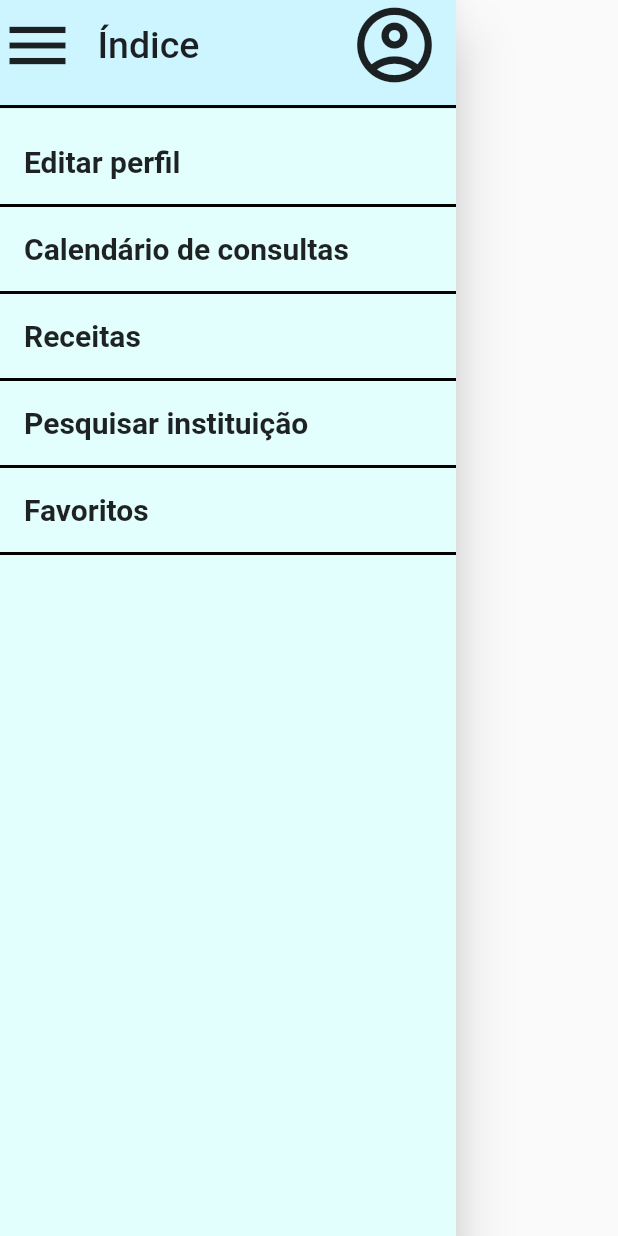
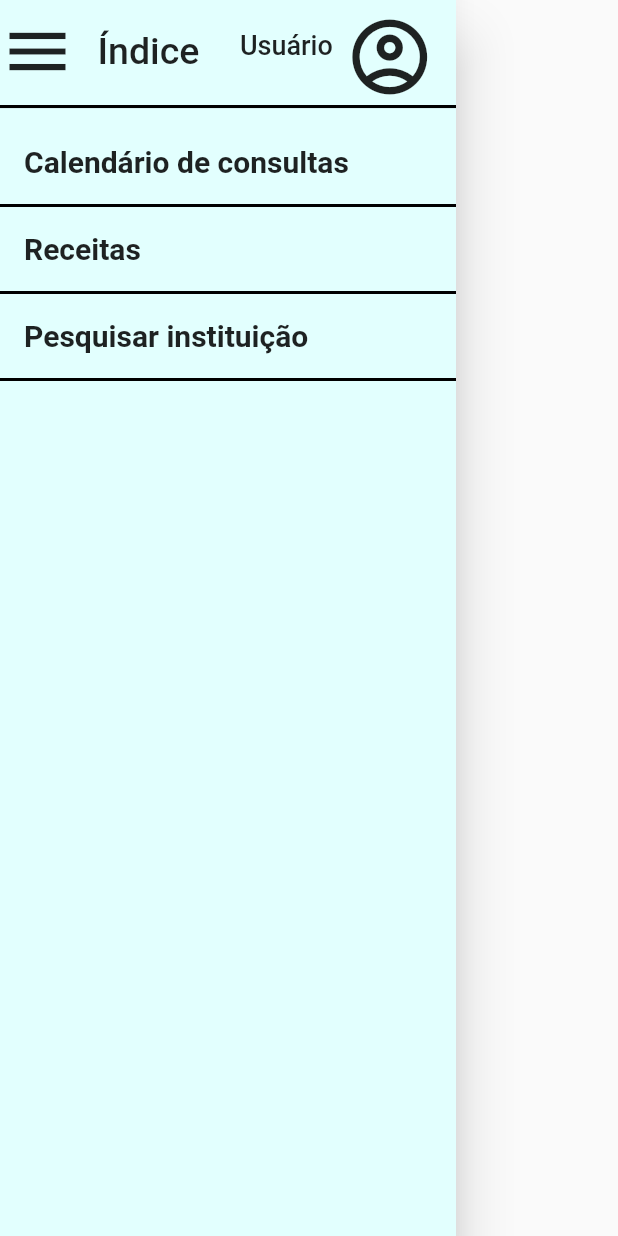
Before and after one commit to Ja1zinh0/app_medico, a Flutter app: what buildDrawer() shows on an empty page, opened directly, on a phone screen of 412 x 824 dp. Run offline on Flutter 3.47's test engine with Material 2 defaults, Android fonts, the light colour scheme and no system bars; our stand-ins replace font_awesome_flutter, google_nav_bar; Roboto replaces fonts that are missing (Arial).

Commit message:
Edição no drawer + tela de receitas e  perfil

```diff
--- a/lib/components/CustomText.dart
+++ b/lib/components/CustomText.dart
@@ -1,3 +1,4 @@
+// ignore: file_names
 import 'package:flutter/material.dart';
 
 Widget criarTexto(String texto){
--- a/lib/components/bottomBar.dart
+++ b/lib/components/bottomBar.dart
@@ -13,7 +13,7 @@ Widget CustomBottom(context) {
         tabs: [
           GButton(
             onPressed: () {
-               Navigator.pushNamed(context, 'editarPerfil', arguments: null);
+               Navigator.pushNamed(context, 'telaVerPerfil', arguments: null);
             },
              margin: const EdgeInsets.only(left: 5,),
             icon: Icons.account_circle_outlined,
--- a/lib/components/customAppBar.dart
+++ b/lib/components/customAppBar.dart
@@ -2,8 +2,6 @@ import 'package:flutter/material.dart';
 
 // ignore: use_key_in_widget_constructors
 class MyAppBar extends StatelessWidget implements PreferredSizeWidget {
-
-
   @override
   Widget build(BuildContext context) {
     return AppBar(
@@ -71,7 +69,7 @@ Widget buildDrawer(BuildContext context) {
               ),
             ),
             child: Container(
-              color: const Color.fromARGB(255, 205, 245, 255),
+              color: const Color.fromARGB(255, 226, 255, 254),
               child: Align(
                 alignment: Alignment.centerLeft,
                 child: Column(
@@ -95,15 +93,29 @@ Widget buildDrawer(BuildContext context) {
                             fontSize: 25,
                           ),
                         ),
+                        const Padding(
+                          padding: EdgeInsets.only(left: 27.0, bottom: 8),
+                          child: Text(
+                            'Usuário',
+                            style: TextStyle(
+                              fontSize: 18,
+                            ),
+                          ),
+                        ),
                         Row(
-                          children: const [
-                            SizedBox(
-                              width: 100,
+                          children: [
+                            Padding(
+                              padding: const EdgeInsets.only(bottom: 20.0),
+                              child: IconButton(
+                                  onPressed: () {
+                                    Navigator.pushNamed(
+                                        context, 'telaVerPerfil',
+                                        arguments: null);
+                                  },
+                                  icon: const Icon(
+                                      Icons.account_circle_outlined,
+                                      size: 60)),
                             ),
-                            Icon(
-                              Icons.account_circle_outlined,
-                              size: 60,
-                            )
                           ],
                         )
                       ],
@@ -112,15 +124,6 @@ Widget buildDrawer(BuildContext context) {
                 ),
               ),
             ),
-          ),
-        ),
-        ListTile(
-          title: criarTexto('Editar perfil'),
-          onTap: () {
-            Navigator.pushNamed(context, 'editarPerfil', arguments: null);
-          },
-          shape: const Border(
-            bottom: BorderSide(width: 2, color: Colors.black),
           ),
         ),
         ListTile(
@@ -135,7 +138,7 @@ Widget buildDrawer(BuildContext context) {
         ListTile(
           title: criarTexto('Receitas'),
           onTap: () {
-            // Faça algo ao pressionar o item "Receitas"
+           Navigator.pushNamed(context, 'telaReceitas', arguments: null);
           },
           shape: const Border(
             bottom: BorderSide(width: 2, color: Colors.black),
@@ -145,15 +148,6 @@ Widget buildDrawer(BuildContext context) {
           title: criarTexto('Pesquisar instituição'),
           onTap: () {
             // Faça algo ao pressionar o item "Pesquisar instituição"
-          },
-          shape: const Border(
-            bottom: BorderSide(width: 2, color: Colors.black),
-          ),
-        ),
-        ListTile(
-          title: criarTexto('Favoritos'),
-          onTap: () {
-             Navigator.pushNamed(context, 'telaFavoritos', arguments: null);
           },
           shape: const Border(
             bottom: BorderSide(width: 2, color: Colors.black),
--- a/lib/main.dart
+++ b/lib/main.dart
@@ -2,12 +2,14 @@
 
 import 'package:app_prototipo/view/tela_cadastro.dart';
 import 'package:app_prototipo/view/tela_recSenha.dart';
+import 'package:app_prototipo/view/tela_receitas.dart';
 import 'package:flutter/material.dart';
 import 'view/tela_login.dart';
 import 'view/tela_sobre.dart';
 import 'view/tela_principal.dart';
 import 'view/editar_perfil.dart';
 import 'view/tela_favoritos.dart';
+import 'view/tela_verPerfil.dart';
 
 void main() {
   runApp(
@@ -24,6 +26,8 @@ void main() {
           'telaPrincipal': (context) => const TelaPrincipal(),
           'editarPerfil': (context) => const EditarPerfil(),
           'telaFavoritos': (context) => const TelaFavoritos(),
+          'telaVerPerfil': (context) => const VerPerfil(),
+          'telaReceitas': (context) => const TelaReceitas(),
         }),
   );
 }
--- a/lib/view/tela_favoritos.dart
+++ b/lib/view/tela_favoritos.dart
@@ -23,7 +23,7 @@ class _TelaFavoritosState extends State<TelaFavoritos> {
     lista.add(Profissional('Especialista2', 'especialidade2'));
     lista.add(Profissional('Especialista3', 'especialidade3'));
     lista.add(Profissional('Especialista4', 'especialidade4'));
-    lista.add(Profissional('Especialista5', 'especialidade5'));
+    lista.add(Profissional('João', 'Especialista em corgis'));
     lista.add(Profissional('Especialista6', 'especialidade6'));
     lista.add(Profissional('Especialista7', 'especialidade7'));
     lista.add(Profissional('Especialista8', 'especialidade8'));
```
Also changed, not shown: lib/view/tela_receitas.dart (added, +81 -0 lines), lib/view/tela_verPerfil.dart (added, +152 -0 lines).
